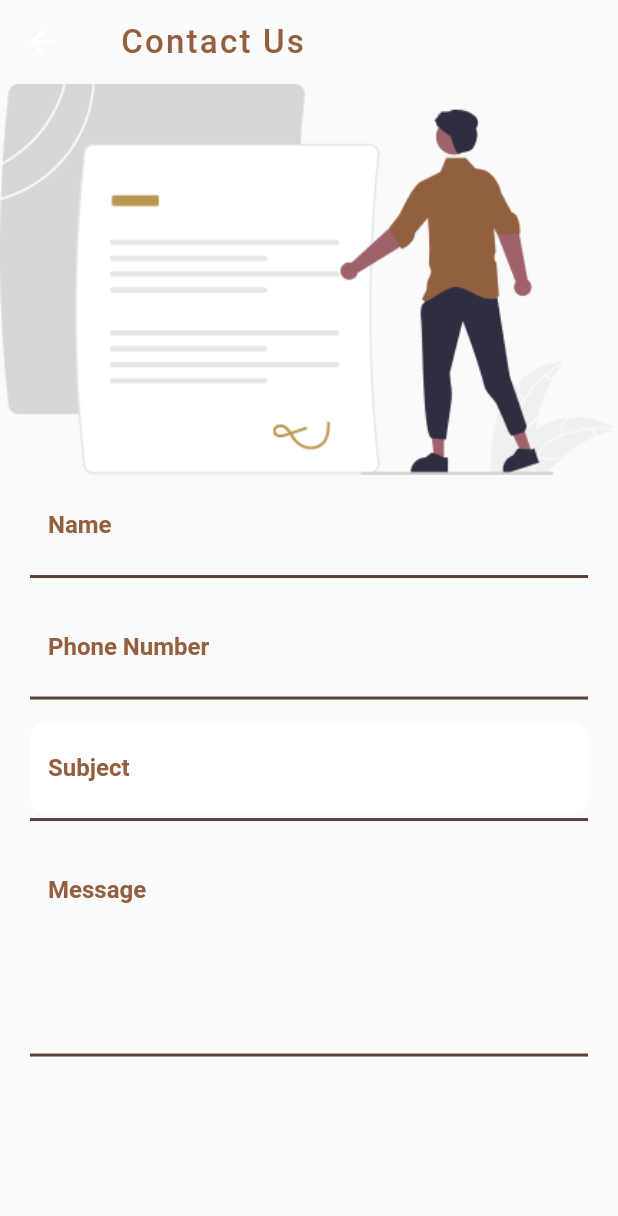
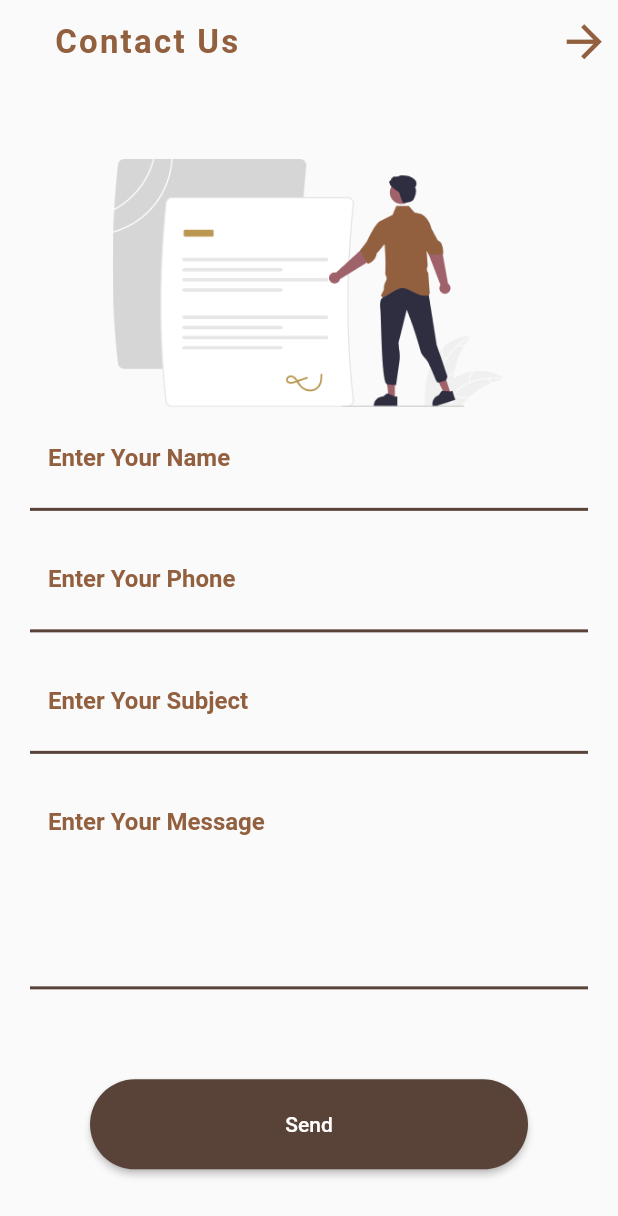
Before and after one commit to TopBusiness-Flutter-Projects/walaa_customer, a Flutter app: the ContactUsScreen screen opened directly, on a phone screen of 412 x 824 dp. Shown: the top 1216 px of the screen. Run offline on Flutter 3.47's test engine with Material 2 defaults, Android fonts, the phone set to English and light mode, and no system bars; our stand-ins replace dartz, dio, equatable, firebase_auth, firebase_core, flutter_bloc and 6 more; accounts and stored records are empty.

Commit message:
onBoarding commit

```diff
--- a/lang/ar.json
+++ b/lang/ar.json
@@ -7,7 +7,16 @@
   "back_btn": "رجوع",
   "sign_in_btn": "دخول",
   "phone_number_text": "رقم الهاتف",
-  "phone_validator_message": "من فضلك ادخل رقم الهاتف"
+  "phone_validator_message": "من فضلك ادخل رقم الهاتف",
+  "name_hint": "أدخل اسمك",
+  "phone_hint": "أدخل رقم هاتفك",
+  "name_validator_message": "من فضلك ادخل اسمك !!!",
+  "subject_hint": "أدخل العنوان",
+  "subject_validator_message": "من فضلك ادخل العنوان !!!",
+  "message_hint": "أدخل الرساله",
+  "message_validator_message": "من فضلك ادخل الرساله !!!",
+  "send_btn": "ارسال",
+  "contact_us_text": "تواصل معانا"
 
 
 
--- a/lang/en.json
+++ b/lang/en.json
@@ -7,7 +7,16 @@
   "back_btn": "Back",
   "sign_in_btn": "Sign In",
   "phone_number_text": "Phone Number",
-  "phone_validator_message": "Please Enter Phone Number !!!"
+  "phone_validator_message": "Please Enter Phone Number !!!",
+  "name_hint": "Enter Your Name",
+  "phone_hint": "Enter Your Phone",
+  "name_validator_message": "Please Enter Your Name !!!",
+  "subject_hint": "Enter Your Subject",
+  "subject_validator_message": "Please Enter Enter Your Subject !!!",
+  "message_hint": "Enter Your Message",
+  "message_validator_message": "Please Enter Enter Your Message !!!",
+  "send_btn": "Send",
+  "contact_us_text": "Contact Us"
 
 
 
--- a/lib/app.dart
+++ b/lib/app.dart
@@ -11,6 +11,7 @@ import 'core/utils/app_colors.dart';
 import 'core/utils/app_strings.dart';
 import 'package:walaa_customer/injector.dart' as injector;
 
+import 'feature/contact us/presentation/cubit/contact_us_cubit.dart';
 import 'feature/language/presentation/cubit/locale_cubit.dart';
 
 
@@ -24,12 +25,18 @@ class WalaaCustomer extends StatefulWidget {
 class _WalaaCustomerState extends State<WalaaCustomer> {
 
   @override
-  Widget build(BuildContext context) {
+  void initState() {
+    super.initState();
     SystemChrome.setSystemUIOverlayStyle(
       SystemUiOverlayStyle(
         statusBarColor: AppColors.transparent,
       ),
     );
+  }
+
+  @override
+  Widget build(BuildContext context) {
+
     return MultiBlocProvider(
       providers: [
         BlocProvider(
@@ -39,6 +46,10 @@ class _WalaaCustomerState extends State<WalaaCustomer> {
         BlocProvider(
           create: (_) =>
               injector.serviceLocator<LoginCubit>(),
+        ),
+        BlocProvider(
+          create: (_) =>
+              injector.serviceLocator<ContactUsCubit>(),
         ),
       ],
       child: BlocBuilder<LocaleCubit, LocaleState>(
--- a/lib/core/utils/app_strings.dart
+++ b/lib/core/utils/app_strings.dart
@@ -1,5 +1,6 @@
 class AppStrings {
   static const String appName = 'app_name';
+
   // static const String googleApiKey = '';
   static const String fontFamily = '';
   static const String noRouteFound = 'No Route Found';
@@ -15,17 +16,26 @@ class AppStrings {
   static const String locale = 'locale';
   static const String phoneCode = '+20';
 
-
-
-
   static const String verificationTitle = 'verification_title_text';
   static const String verificationDesc = 'verification_desc_text';
-  static const String verificationValidatorMessage = 'verification_validator_message';
+  static const String verificationValidatorMessage =
+      'verification_validator_message';
   static const String doneBtn = 'done_btn';
   static const String backBtn = 'back_btn';
   static const String signInBtn = 'sign_in_btn';
   static const String phoneNumberText = 'phone_number_text';
   static const String phoneValidatorMessage = 'phone_validator_message';
+  static const String nameHint = 'name_hint';
+  static const String nameValidatorMessage = 'name_validator_message';
+  static const String phoneHint = 'phone_hint';
+  static const String subjectHint = 'subject_hint';
+  static const String subjectValidatorMessage = 'subject_validator_message';
+  static const String messageHint = 'message_hint';
+  static const String messageValidatorMessage = 'message_validator_message';
+  static const String sendBtn = 'send_btn';
+  static const String contactUsText = 'contact_us_text';
+
+
 
 
 
--- /dev/null
+++ b/lib/feature/contact us/presentation/cubit/contact_us_cubit.dart
@@ -0,0 +1,15 @@
+
+import 'package:flutter/material.dart';
+import 'package:flutter_bloc/flutter_bloc.dart';
+
+part 'contact_us_state.dart';
+
+class ContactUsCubit extends Cubit<ContactUsState> {
+  ContactUsCubit() : super(ContactUsInitial());
+
+  TextEditingController nameController =TextEditingController();
+  TextEditingController phoneController =TextEditingController();
+  TextEditingController subjectController =TextEditingController();
+  TextEditingController messageController =TextEditingController();
+
+}
--- /dev/null
+++ b/lib/feature/contact us/presentation/cubit/contact_us_state.dart
@@ -0,0 +1,5 @@
+part of 'contact_us_cubit.dart';
+
+abstract class ContactUsState {}
+
+class ContactUsInitial extends ContactUsState {}
--- a/lib/feature/contact us/presentation/screens/contact_us.dart
+++ b/lib/feature/contact us/presentation/screens/contact_us.dart
@@ -1,5 +1,9 @@
 import 'package:flutter/material.dart';
+import 'package:flutter_bloc/flutter_bloc.dart';
 import 'package:walaa_customer/core/utils/app_colors.dart';
+import 'package:walaa_customer/core/widgets/custom_button.dart';
+import 'package:walaa_customer/feature/contact%20us/presentation/cubit/contact_us_cubit.dart';
+import 'package:walaa_customer/feature/contact%20us/presentation/cubit/contact_us_cubit.dart';
 
 import '../../../../core/utils/app_strings.dart';
 import '../../../../core/utils/assets_manager.dart';
@@ -8,34 +12,60 @@ import '../../../../core/widgets/brown_line_widget.dart';
 import '../../../../core/widgets/custom_textfield.dart';
 
 class ContactUsScreen extends StatelessWidget {
-  const ContactUsScreen({Key? key}) : super(key: key);
+  ContactUsScreen({Key? key}) : super(key: key);
+  final formKey = GlobalKey<FormState>();
 
   @override
   Widget build(BuildContext context) {
     return Scaffold(
       appBar: AppBar(
         centerTitle: false,
-
+        automaticallyImplyLeading: false,
+        actions: [
+          IconButton(
+            onPressed: () =>Navigator.pop(context),
+            padding: EdgeInsets.only(right: 16,left: 16),
+            icon: Icon(
+              Icons.arrow_forward_outlined,
+              color: AppColors.textBackground,
+              size: 35,
+            ),
+          ),
+        ],
         title: Padding(
-          padding: const EdgeInsets.symmetric(horizontal: 8, vertical: 12),
-          child: Text('Contact Us',style: TextStyle(color: AppColors.textBackground,),),
+          padding: const EdgeInsets.symmetric(horizontal: 20, vertical: 0),
+          child: Text(
+            translateText(AppStrings.contactUsText, context),
+            style: TextStyle(
+              color: AppColors.textBackground,
+              fontWeight: FontWeight.bold,
+            ),
+          ),
         ),
         elevation: 0,
         backgroundColor: AppColors.transparent,
       ),
-      body: Column(
+      body: BlocBuilder<ContactUsCubit, ContactUsState>(
+        builder: (context, state) {
+          ContactUsCubit cubit = context.read<ContactUsCubit>();
+          return Form(
+            key: formKey,
+            child: SingleChildScrollView(
+              child: Column(
                 children: [
+                  SizedBox(height: 50),
                   Image.asset(
                     ImageAssets.contactUsImage,
+                    width: MediaQuery.of(context).size.width - 150,
                   ),
                   CustomTextField(
-            // controller: cubit.phoneController,
+                    controller: cubit.nameController,
                     image: 'null',
                     backgroundColor: AppColors.transparent,
                     imageColor: AppColors.textBackground,
-            title: 'Name',
+                    title: translateText(AppStrings.nameHint, context),
                     validatorMessage: translateText(
-              AppStrings.phoneValidatorMessage,
+                      AppStrings.nameValidatorMessage,
                       context,
                     ),
                     textInputType: TextInputType.text,
@@ -43,25 +73,25 @@ class ContactUsScreen extends StatelessWidget {
                   const BrownLineWidget(),
                   const SizedBox(height: 12),
                   CustomTextField(
-            // controller: cubit.phoneController,
+                    controller: cubit.phoneController,
                     image: 'null',
                     imageColor: AppColors.textBackground,
                     backgroundColor: AppColors.transparent,
-            title: translateText(AppStrings.phoneNumberText, context),
-            validatorMessage:
-                translateText(AppStrings.phoneValidatorMessage, context),
+                    title: translateText(AppStrings.phoneHint, context),
+                    validatorMessage: translateText(
+                        AppStrings.phoneValidatorMessage, context),
                     textInputType: TextInputType.phone,
                   ),
                   const BrownLineWidget(),
                   const SizedBox(height: 12),
                   CustomTextField(
-            // controller: cubit.phoneController,
-            backgroundColor: AppColors.white,
+                    controller: cubit.subjectController,
+                    backgroundColor: AppColors.transparent,
                     image: 'null',
                     imageColor: AppColors.textBackground,
-            title: 'Subject',
+                    title: translateText(AppStrings.subjectHint, context),
                     validatorMessage: translateText(
-              AppStrings.phoneValidatorMessage,
+                      AppStrings.subjectValidatorMessage,
                       context,
                     ),
                     textInputType: TextInputType.text,
@@ -69,21 +99,35 @@ class ContactUsScreen extends StatelessWidget {
                   const BrownLineWidget(),
                   const SizedBox(height: 12),
                   CustomTextField(
-            // controller: cubit.phoneController,
+                    controller: cubit.messageController,
                     backgroundColor: AppColors.transparent,
                     image: 'null',
                     minLine: 5,
                     imageColor: AppColors.textBackground,
-            title: 'Message',
+                    title: translateText(AppStrings.messageHint, context),
                     validatorMessage: translateText(
-              AppStrings.phoneValidatorMessage,
+                      AppStrings.messageValidatorMessage,
                       context,
                     ),
                     textInputType: TextInputType.text,
                   ),
                   const BrownLineWidget(),
-          const SizedBox(height: 12),
+                  const SizedBox(height: 60),
+                  CustomButton(
+                    text: translateText(AppStrings.sendBtn, context),
+                    color: AppColors.buttonBackground,
+                    onClick: () {
+                      if (formKey.currentState!.validate()) {}
+                    },
+                    borderRadius: 35,
+                    paddingHorizontal: 60,
+                  ),
+                  const SizedBox(height: 30),
                 ],
+              ),
+            ),
+          );
+        },
       ),
     );
   }
--- a/lib/injector.dart
+++ b/lib/injector.dart
@@ -7,6 +7,7 @@ import 'core/api/app_interceptors.dart';
 import 'core/api/base_api_consumer.dart';
 import 'core/api/dio_consumer.dart';
 import 'core/remote/service.dart';
+import 'feature/contact us/presentation/cubit/contact_us_cubit.dart';
 import 'feature/language/data/data_sources/language_locale_data_source.dart';
 import 'feature/language/data/repositories/language_repository.dart';
 import 'feature/language/domain/repositories/base_language_repository.dart';
@@ -30,6 +31,11 @@ Future<void> setup() async {
   serviceLocator.registerFactory(
     () => LoginCubit(
       serviceLocator(),
+    ),
+  );
+  serviceLocator.registerFactory(
+    () => ContactUsCubit(
+      // serviceLocator(),
     ),
   );
 
```
Lines whose indentation alone changed are shown as unchanged.
